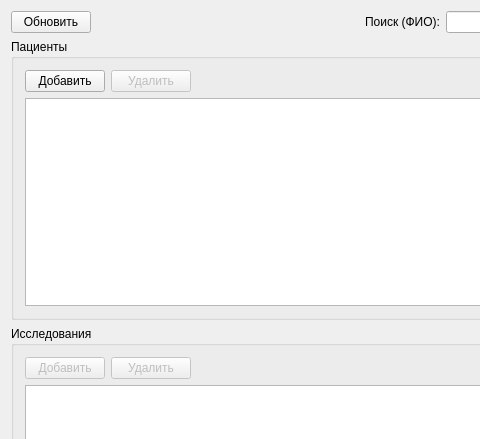
This is med/mainwindow.ui in popovdg/med as Qt 5 draws it before an edit; both pictures show x 0 to 480 and y 0 to 439 of the 724 by 617 pixel window. The edited form follows.
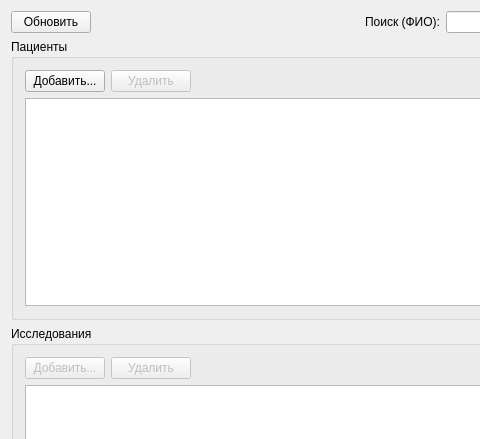
This is the edited form. Icons and pictures are not drawn.

What changed in the file:
```diff
--- a/med/mainwindow.ui
+++ b/med/mainwindow.ui
@@ -69,7 +69,7 @@
            <item>
             <widget class="QPushButton" name="addPatientButton">
              <property name="text">
-              <string>Добавить</string>
+              <string>Добавить...</string>
              </property>
              <property name="icon">
               <iconset resource="icons.qrc">
@@ -143,7 +143,7 @@
               <bool>false</bool>
              </property>
              <property name="text">
-              <string>Добавить</string>
+              <string>Добавить...</string>
              </property>
              <property name="icon">
               <iconset resource="icons.qrc">
```
